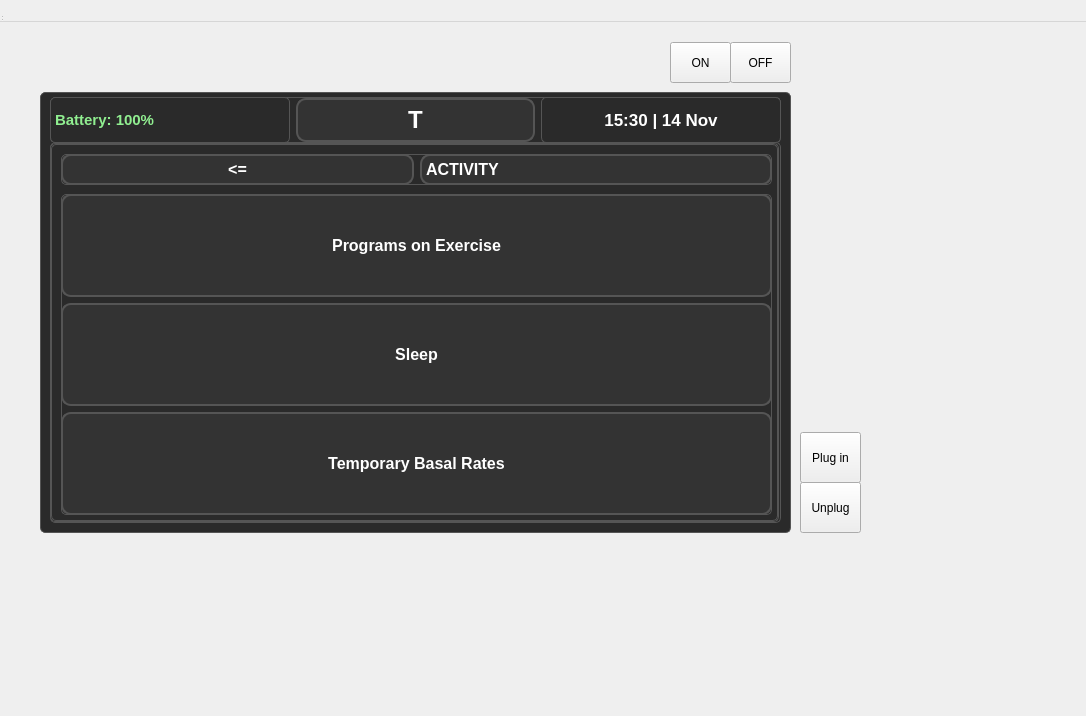
Old version of the form src/optionsmenu.ui in the repository Jelloge/insulin-pump-project.
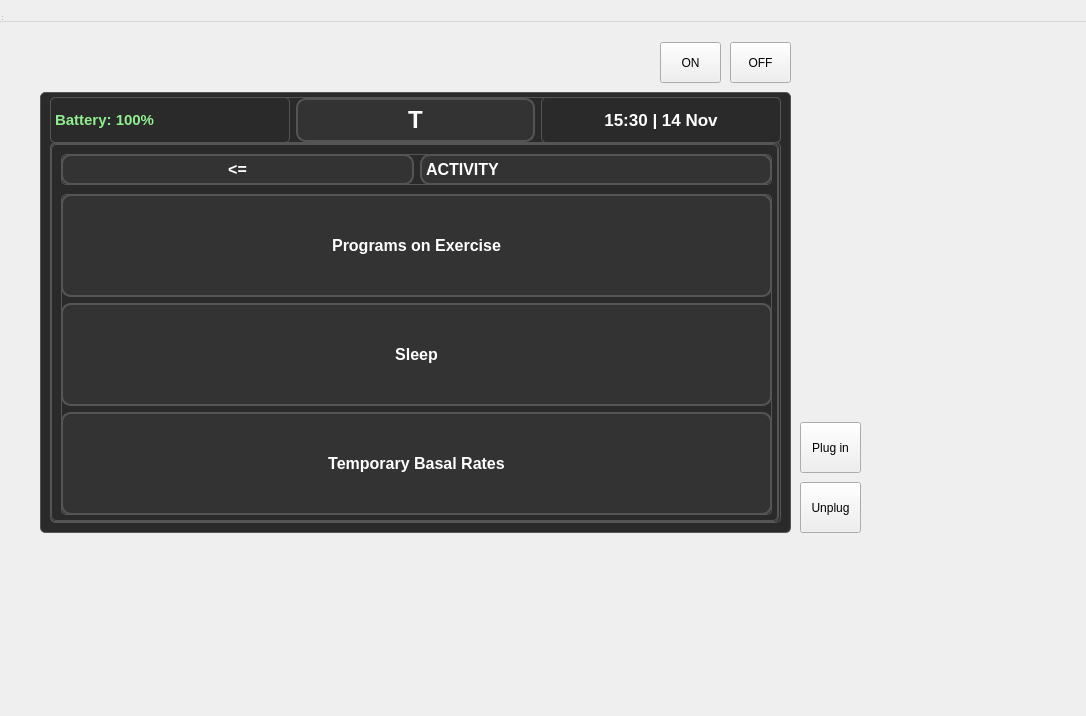
New version of the form.

Commit message: adjusting some of the buttons in ui

The edit to the form file:
```diff
--- a/src/optionsmenu.ui
+++ b/src/optionsmenu.ui
@@ -2588,7 +2588,7 @@
     <property name="geometry">
      <rect>
       <x>800</x>
-      <y>410</y>
+      <y>400</y>
       <width>61</width>
       <height>51</height>
      </rect>
@@ -2613,7 +2613,7 @@
    <widget class="QPushButton" name="turnOnButton">
     <property name="geometry">
      <rect>
-      <x>670</x>
+      <x>660</x>
       <y>20</y>
       <width>61</width>
       <height>41</height>
```
The commit also changes 5 other files.
